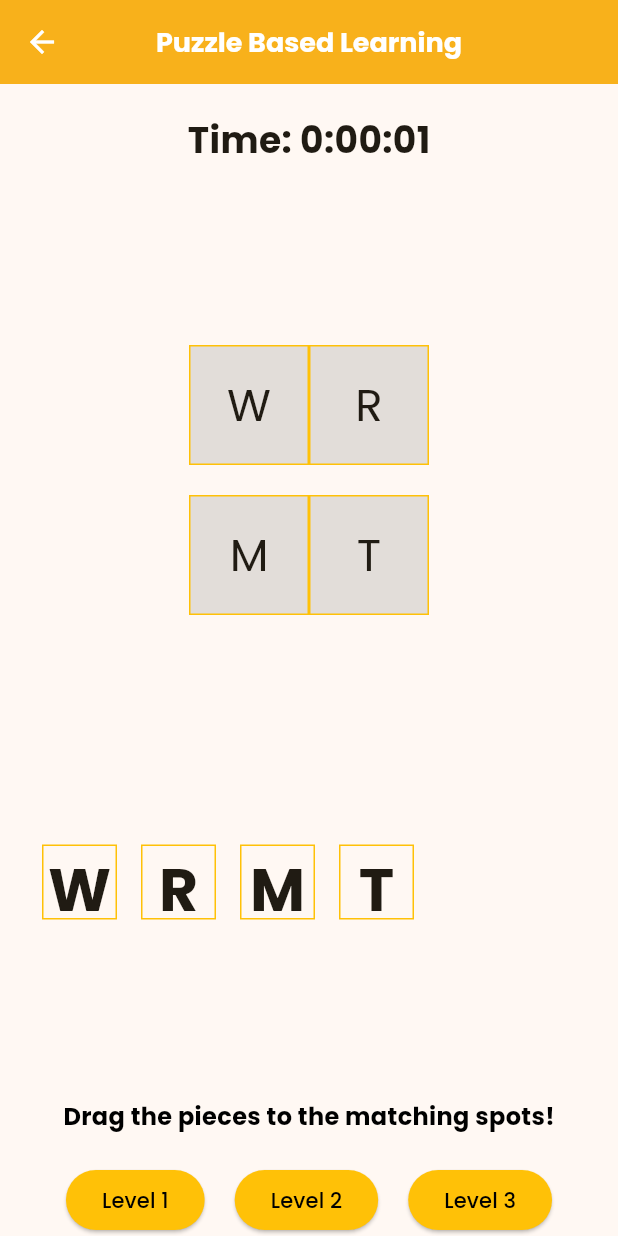
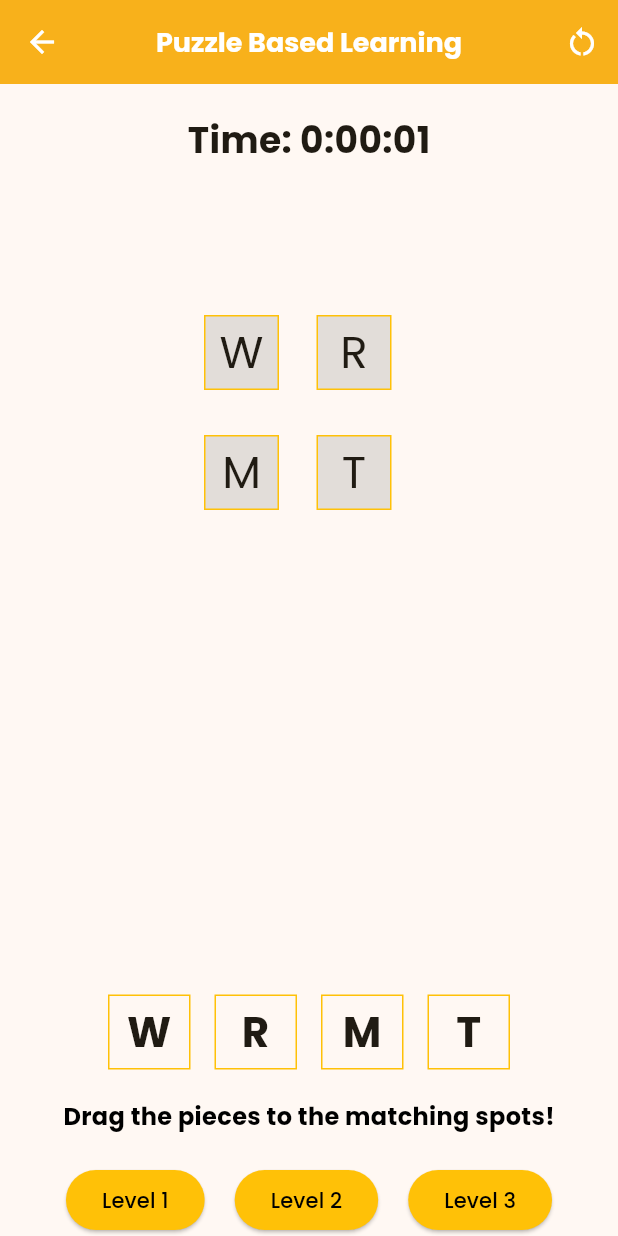
Before and after one commit to junaidkhan9874/sign_and_autism, a Flutter app: the PuzzleScreen screen opened directly, after a tap on "Alphabet", on a phone screen of 412 x 824 dp. Run offline on Flutter 3.47's test engine with Material 3 defaults, Android fonts, the light colour scheme and no system bars; our stand-ins replace camera, cloud_firestore, convex_bottom_bar, firebase_auth, firebase_core, flutter_tts and 3 more; accounts and stored records are empty.

Commit message:
Puzzle UI changes required

```diff
--- a/lib/screens/autism_module/puzzle_screen.dart
+++ b/lib/screens/autism_module/puzzle_screen.dart
@@ -44,6 +44,14 @@ class _PuzzlePieceGameScreenState extends State<PuzzleScreen> {
     _initializeLevel();
   }
 
+  @override
+  void dispose() {
+    if (timer != null && timer!.isActive) {
+      timer!.cancel();
+    }
+    super.dispose();
+  }
+
   void _initializeLevel() {
     setState(() {
       puzzleComplete = false;
@@ -88,15 +96,12 @@ class _PuzzlePieceGameScreenState extends State<PuzzleScreen> {
     pieces = selectedLetters
         .map((letter) => PuzzlePiece(
               id: 'piece$letter',
-              child: Text(letter,
-                  style: const TextStyle(
-                      fontSize: 40, fontWeight: FontWeight.bold)),
+              child: Text(letter, style: const TextStyle(fontSize: 40, fontWeight: FontWeight.bold)),
               targetId: 'target_$letter',
             ))
         .toList();
 
-    targetsFilled = Map.fromIterable(selectedLetters,
-        key: (v) => 'target_$v', value: (v) => false);
+    targetsFilled = Map.fromIterable(selectedLetters, key: (v) => 'target_$v', value: (v) => false);
   }
 
   void _initializeNumberLevel() {
@@ -115,15 +120,12 @@ class _PuzzlePieceGameScreenState extends State<PuzzleScreen> {
     pieces = selectedNumbers
         .map((number) => PuzzlePiece(
               id: 'piece$number',
-              child: Text('$number',
-                  style: const TextStyle(
-                      fontSize: 40, fontWeight: FontWeight.bold)),
+              child: Text('$number', style: const TextStyle(fontSize: 40, fontWeight: FontWeight.bold)),
               targetId: 'target_$number',
             ))
         .toList();
 
-    targetsFilled = Map.fromIterable(selectedNumbers,
-        key: (v) => 'target_$v', value: (v) => false);
+    targetsFilled = Map.fromIterable(selectedNumbers, key: (v) => 'target_$v', value: (v) => false);
   }
 
   @override
@@ -141,7 +143,23 @@ class _PuzzlePieceGameScreenState extends State<PuzzleScreen> {
         centerTitle: true,
         backgroundColor: AppColors.primaryColor,
         foregroundColor: Colors.white,
+        actions: isSelectionScreen
+            ? null
+            : [
+          IconButton(
+            icon: const Icon(Icons.restart_alt),
+            tooltip: 'Restart Timer',
+            onPressed: () {
+              setState(() {
+                secondsElapsed = 0;
+                timer?.cancel();
+                _startTimer();
+              });
+            },
           ),
+        ],
+      ),
+
       body: isSelectionScreen ? buildSelectionScreen() : buildPuzzleScreen(),
     );
   }
@@ -161,8 +179,7 @@ class _PuzzlePieceGameScreenState extends State<PuzzleScreen> {
                 });
               },
               style: ElevatedButton.styleFrom(
-                padding:
-                    const EdgeInsets.symmetric(horizontal: 40, vertical: 20),
+                padding: const EdgeInsets.symmetric(horizontal: 40, vertical: 20),
                 textStyle: const TextStyle(fontSize: 20),
                 backgroundColor: Colors.amber,
                 foregroundColor: Colors.white,
@@ -185,8 +202,7 @@ class _PuzzlePieceGameScreenState extends State<PuzzleScreen> {
                 });
               },
               style: ElevatedButton.styleFrom(
-                padding:
-                    const EdgeInsets.symmetric(horizontal: 40, vertical: 20),
+                padding: const EdgeInsets.symmetric(horizontal: 40, vertical: 20),
                 textStyle: const TextStyle(fontSize: 20),
                 backgroundColor: Colors.amber,
                 foregroundColor: Colors.white,
@@ -205,6 +221,7 @@ class _PuzzlePieceGameScreenState extends State<PuzzleScreen> {
 
   Widget buildPuzzleScreen() {
     return Column(
+
       children: [
         Padding(
           padding: const EdgeInsets.all(20),
@@ -214,29 +231,29 @@ class _PuzzlePieceGameScreenState extends State<PuzzleScreen> {
           ),
         ),
         Expanded(
+          child: Column(
+            crossAxisAlignment: CrossAxisAlignment.center,
+            mainAxisAlignment: MainAxisAlignment.center,
+            children: <Widget>[
+              Expanded(
                 child: Stack(
-            children: <Widget>[
-              // ... (Target grid remains the same)
+                  children: [
                     ...targetsFilled.keys.map((targetId) {
                       final index = targetsFilled.keys.toList().indexOf(targetId);
                       final row = index ~/ gridSize;
                       final col = index % gridSize;
-                final top = 100.0 + row * 100.0;
-                final left = (MediaQuery.of(context).size.width / 2) -
-                    (gridSize * 40) +
-                    col * 80;
+                      final top = 80.0 + row * 80.0;
+                      final left = (MediaQuery.of(context).size.width / 2) - (gridSize * 35) + col * 75;
                       return Positioned(
                         top: top,
                         left: left,
-                  child:
-                      buildDragTarget(targetId, Colors.grey.withOpacity(0.3)),
+                        child: buildDragTarget(targetId, Colors.grey.withOpacity(0.3)),
                       );
-              }),
-              Positioned(
-                bottom: 100,
-                left: 0,
-                right: 0,
-                child: SingleChildScrollView(
+                    })
+                  ],
+                ),
+              ),
+              SingleChildScrollView(
                 scrollDirection: Axis.horizontal,
                 child: Padding(
                   padding: const EdgeInsets.symmetric(horizontal: 20),
@@ -245,12 +262,10 @@ class _PuzzlePieceGameScreenState extends State<PuzzleScreen> {
                     children: pieces
                         .where((piece) => !piece.isPlaced)
                         .map((piece) => Padding(
-                                padding:
-                                    const EdgeInsets.symmetric(horizontal: 8),
+                              padding: const EdgeInsets.symmetric(horizontal: 8),
                               child: buildDraggablePiece(piece),
                             ))
                         .toList(),
-                    ),
                   ),
                 ),
               ),
@@ -302,15 +317,22 @@ class _PuzzlePieceGameScreenState extends State<PuzzleScreen> {
     return Draggable<PuzzlePiece>(
       data: piece,
       feedback: Opacity(opacity: 0.7, child: piece.child),
-      childWhenDragging: Opacity(
-          opacity: 0.3,
-          child: SizedBox(width: 50, height: 50, child: piece.child)),
+      childWhenDragging: Opacity(opacity: 0.3, child: SizedBox(width: 50, height: 50, child: piece.child)),
       child: Container(
-          width: 50,
+        width: 55,
         height: 50,
-          child: Center(child: piece.child),
-          decoration: BoxDecoration(border: Border.all(color: Colors.amber))),
-    );
+        decoration: BoxDecoration(border: Border.all(color: Colors.amber)),
+        child: Center(
+          child: piece.child is Text
+              ? Text(
+            (piece.child as Text).data!,
+            textAlign: TextAlign.center, // Center text inside the container
+            style: TextStyle(fontSize: 28, fontWeight: FontWeight.bold), // Adjust font size if needed
+          )
+              : piece.child,
+        ),
+
+      ),    );
   }
 
   Widget buildDragTarget(String targetId, Color targetColor) {
@@ -319,16 +341,14 @@ class _PuzzlePieceGameScreenState extends State<PuzzleScreen> {
     return DragTarget<PuzzlePiece>(
       builder: (context, candidateData, rejectedData) {
         return Container(
-          width: 80,
-          height: 80,
+          width: 50,
+          height: 50,
           decoration: BoxDecoration(
-              color: isFilled ? Colors.green.withOpacity(0.3) : targetColor,
-              border: Border.all(color: Colors.amber)),
+              color: isFilled ? Colors.green.withOpacity(0.3) : targetColor, border: Border.all(color: Colors.amber)),
           child: Center(
             child: isFilled
                 ? const Icon(Icons.check_circle, color: Colors.white, size: 30)
-                : Text(targetId.split("_")[1],
-                    style: const TextStyle(fontSize: 30)),
+                : Text(targetId.split("_")[1], style: const TextStyle(fontSize: 30)),
           ),
         );
       },
--- a/lib/screens/home/presentation/tabs/autism_tab/autism_tab.dart
+++ b/lib/screens/home/presentation/tabs/autism_tab/autism_tab.dart
@@ -97,7 +97,7 @@ class AlphabetRecognition extends StatelessWidget {
             child: GridView.builder(
               gridDelegate: SliverGridDelegateWithFixedCrossAxisCount(
                 crossAxisCount: 4, // Number of columns
-                mainAxisSpacing: 12, // Increased vertical spacing
+                mainAxisSpacing: 8, // Increased vertical spacing
                 crossAxisSpacing: 12, // Increased horizontal spacing
                 childAspectRatio: 1, // Square-shaped cards
               ),
```
Lines whose indentation alone changed are shown as unchanged.
